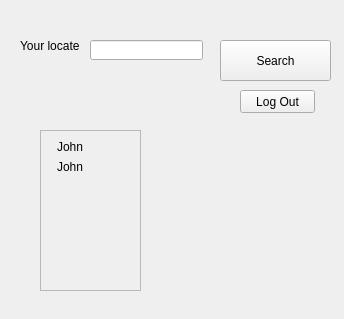
First picture: the form in mainwindow.ui, repository huydang2k/LocationShareClient, before the edit.
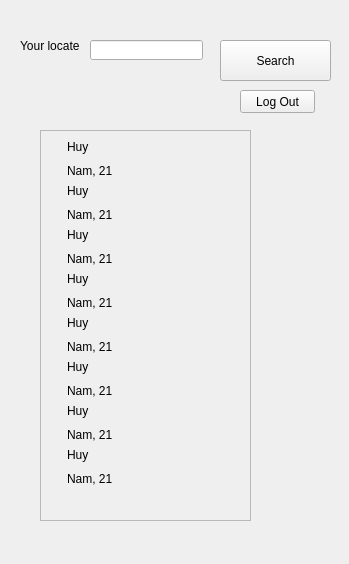
Second picture: the form after the edit. Icons and pictures are not drawn.

```diff
--- a/mainwindow.ui
+++ b/mainwindow.ui
@@ -6,8 +6,8 @@
    <rect>
     <x>0</x>
     <y>0</y>
-    <width>344</width>
-    <height>319</height>
+    <width>349</width>
+    <height>564</height>
    </rect>
   </property>
   <property name="windowTitle">
@@ -67,8 +67,8 @@
     <rect>
      <x>40</x>
      <y>130</y>
-     <width>101</width>
-     <height>161</height>
+     <width>211</width>
+     <height>391</height>
     </rect>
    </property>
    <property name="widgetResizable">
@@ -79,8 +79,8 @@
      <rect>
       <x>0</x>
       <y>0</y>
-      <width>93</width>
-      <height>132</height>
+      <width>122</width>
+      <height>492</height>
      </rect>
     </property>
     <property name="sizePolicy">
@@ -93,7 +93,7 @@
      <item>
       <layout class="QHBoxLayout" name="horizontalLayout_2">
        <property name="spacing">
-        <number>0</number>
+        <number>10</number>
        </property>
        <item>
         <widget class="QLabel" name="label_4">
@@ -112,27 +112,32 @@
         </widget>
        </item>
        <item>
-        <widget class="QLabel" name="label_5">
-         <property name="sizePolicy">
-          <sizepolicy hsizetype="Fixed" vsizetype="Fixed">
-           <horstretch>0</horstretch>
-           <verstretch>0</verstretch>
-          </sizepolicy>
-         </property>
-         <property name="text">
-          <string>John</string>
-         </property>
-        </widget>
+        <layout class="QVBoxLayout" name="verticalLayout_2">
+         <item>
+          <widget class="QLabel" name="label">
+           <property name="text">
+            <string>Huy</string>
+           </property>
+          </widget>
+         </item>
+         <item>
+          <widget class="QLabel" name="label_3">
+           <property name="text">
+            <string>Nam, 21</string>
+           </property>
+          </widget>
+         </item>
+        </layout>
        </item>
       </layout>
      </item>
      <item>
       <layout class="QHBoxLayout" name="horizontalLayout_3">
        <property name="spacing">
-        <number>0</number>
+        <number>10</number>
        </property>
        <item>
-        <widget class="QLabel" name="label_6">
+        <widget class="QLabel" name="label_5">
          <property name="sizePolicy">
           <sizepolicy hsizetype="Fixed" vsizetype="Fixed">
            <horstretch>0</horstretch>
@@ -148,7 +153,32 @@
         </widget>
        </item>
        <item>
-        <widget class="QLabel" name="label_7">
+        <layout class="QVBoxLayout" name="verticalLayout_3">
+         <item>
+          <widget class="QLabel" name="label_6">
+           <property name="text">
+            <string>Huy</string>
+           </property>
+          </widget>
+         </item>
+         <item>
+          <widget class="QLabel" name="label_7">
+           <property name="text">
+            <string>Nam, 21</string>
+           </property>
+          </widget>
+         </item>
+        </layout>
+       </item>
+      </layout>
+     </item>
+     <item>
+      <layout class="QHBoxLayout" name="horizontalLayout_4">
+       <property name="spacing">
+        <number>10</number>
+       </property>
+       <item>
+        <widget class="QLabel" name="label_8">
          <property name="sizePolicy">
           <sizepolicy hsizetype="Fixed" vsizetype="Fixed">
            <horstretch>0</horstretch>
@@ -156,9 +186,232 @@
           </sizepolicy>
          </property>
          <property name="text">
-          <string>John</string>
+          <string/>
          </property>
         </widget>
+       </item>
+       <item>
+        <layout class="QVBoxLayout" name="verticalLayout_4">
+         <item>
+          <widget class="QLabel" name="label_9">
+           <property name="text">
+            <string>Huy</string>
+           </property>
+          </widget>
+         </item>
+         <item>
+          <widget class="QLabel" name="label_10">
+           <property name="text">
+            <string>Nam, 21</string>
+           </property>
+          </widget>
+         </item>
+        </layout>
+       </item>
+      </layout>
+     </item>
+     <item>
+      <layout class="QHBoxLayout" name="horizontalLayout_5">
+       <property name="spacing">
+        <number>10</number>
+       </property>
+       <item>
+        <widget class="QLabel" name="label_11">
+         <property name="sizePolicy">
+          <sizepolicy hsizetype="Fixed" vsizetype="Fixed">
+           <horstretch>0</horstretch>
+           <verstretch>0</verstretch>
+          </sizepolicy>
+         </property>
+         <property name="text">
+          <string/>
+         </property>
+         <property name="pixmap">
+          <pixmap>ava.png</pixmap>
+         </property>
+        </widget>
+       </item>
+       <item>
+        <layout class="QVBoxLayout" name="verticalLayout_5">
+         <item>
+          <widget class="QLabel" name="label_12">
+           <property name="text">
+            <string>Huy</string>
+           </property>
+          </widget>
+         </item>
+         <item>
+          <widget class="QLabel" name="label_13">
+           <property name="text">
+            <string>Nam, 21</string>
+           </property>
+          </widget>
+         </item>
+        </layout>
+       </item>
+      </layout>
+     </item>
+     <item>
+      <layout class="QHBoxLayout" name="horizontalLayout_6">
+       <property name="spacing">
+        <number>10</number>
+       </property>
+       <item>
+        <widget class="QLabel" name="label_14">
+         <property name="sizePolicy">
+          <sizepolicy hsizetype="Fixed" vsizetype="Fixed">
+           <horstretch>0</horstretch>
+           <verstretch>0</verstretch>
+          </sizepolicy>
+         </property>
+         <property name="text">
+          <string/>
+         </property>
+         <property name="pixmap">
+          <pixmap>ava.png</pixmap>
+         </property>
+        </widget>
+       </item>
+       <item>
+        <layout class="QVBoxLayout" name="verticalLayout_6">
+         <item>
+          <widget class="QLabel" name="label_15">
+           <property name="text">
+            <string>Huy</string>
+           </property>
+          </widget>
+         </item>
+         <item>
+          <widget class="QLabel" name="label_16">
+           <property name="text">
+            <string>Nam, 21</string>
+           </property>
+          </widget>
+         </item>
+        </layout>
+       </item>
+      </layout>
+     </item>
+     <item>
+      <layout class="QHBoxLayout" name="horizontalLayout_7">
+       <property name="spacing">
+        <number>10</number>
+       </property>
+       <item>
+        <widget class="QLabel" name="label_17">
+         <property name="sizePolicy">
+          <sizepolicy hsizetype="Fixed" vsizetype="Fixed">
+           <horstretch>0</horstretch>
+           <verstretch>0</verstretch>
+          </sizepolicy>
+         </property>
+         <property name="text">
+          <string/>
+         </property>
+         <property name="pixmap">
+          <pixmap>ava.png</pixmap>
+         </property>
+        </widget>
+       </item>
+       <item>
+        <layout class="QVBoxLayout" name="verticalLayout_7">
+         <item>
+          <widget class="QLabel" name="label_18">
+           <property name="text">
+            <string>Huy</string>
+           </property>
+          </widget>
+         </item>
+         <item>
+          <widget class="QLabel" name="label_19">
+           <property name="text">
+            <string>Nam, 21</string>
+           </property>
+          </widget>
+         </item>
+        </layout>
+       </item>
+      </layout>
+     </item>
+     <item>
+      <layout class="QHBoxLayout" name="horizontalLayout_8">
+       <property name="spacing">
+        <number>10</number>
+       </property>
+       <item>
+        <widget class="QLabel" name="label_20">
+         <property name="sizePolicy">
+          <sizepolicy hsizetype="Fixed" vsizetype="Fixed">
+           <horstretch>0</horstretch>
+           <verstretch>0</verstretch>
+          </sizepolicy>
+         </property>
+         <property name="text">
+          <string/>
+         </property>
+         <property name="pixmap">
+          <pixmap>ava.png</pixmap>
+         </property>
+        </widget>
+       </item>
+       <item>
+        <layout class="QVBoxLayout" name="verticalLayout_8">
+         <item>
+          <widget class="QLabel" name="label_21">
+           <property name="text">
+            <string>Huy</string>
+           </property>
+          </widget>
+         </item>
+         <item>
+          <widget class="QLabel" name="label_22">
+           <property name="text">
+            <string>Nam, 21</string>
+           </property>
+          </widget>
+         </item>
+        </layout>
+       </item>
+      </layout>
+     </item>
+     <item>
+      <layout class="QHBoxLayout" name="horizontalLayout_9">
+       <property name="spacing">
+        <number>10</number>
+       </property>
+       <item>
+        <widget class="QLabel" name="label_23">
+         <property name="sizePolicy">
+          <sizepolicy hsizetype="Fixed" vsizetype="Fixed">
+           <horstretch>0</horstretch>
+           <verstretch>0</verstretch>
+          </sizepolicy>
+         </property>
+         <property name="text">
+          <string/>
+         </property>
+         <property name="pixmap">
+          <pixmap>ava.png</pixmap>
+         </property>
+        </widget>
+       </item>
+       <item>
+        <layout class="QVBoxLayout" name="verticalLayout_9">
+         <item>
+          <widget class="QLabel" name="label_24">
+           <property name="text">
+            <string>Huy</string>
+           </property>
+          </widget>
+         </item>
+         <item>
+          <widget class="QLabel" name="label_25">
+           <property name="text">
+            <string>Nam, 21</string>
+           </property>
+          </widget>
+         </item>
+        </layout>
        </item>
       </layout>
      </item>
```
Left out of the diff: 3 changed lines with no effect on the pictures.
